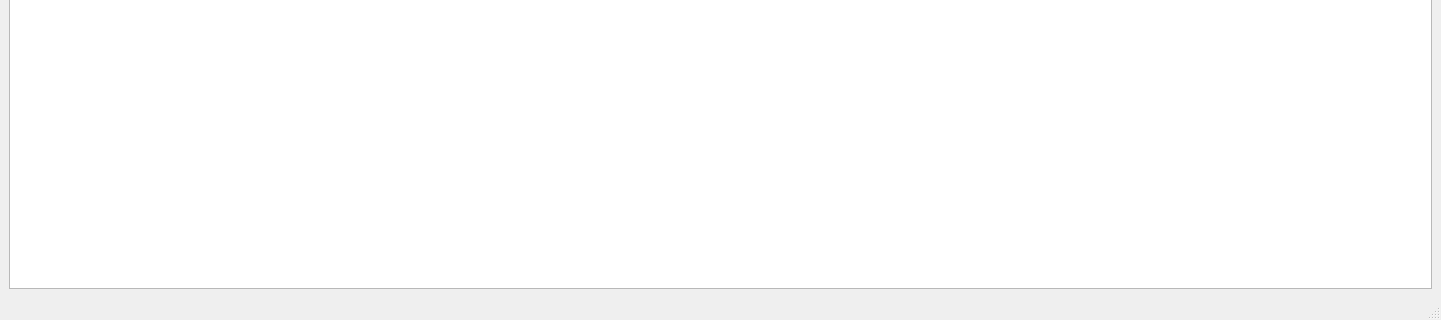
Old version of the form Kochbuch_GUI.ui in the repository WiemelerJo/Speiseplan; both pictures show x 0 to 1441 and y 235 to 555 of the 1441 by 555 pixel window.
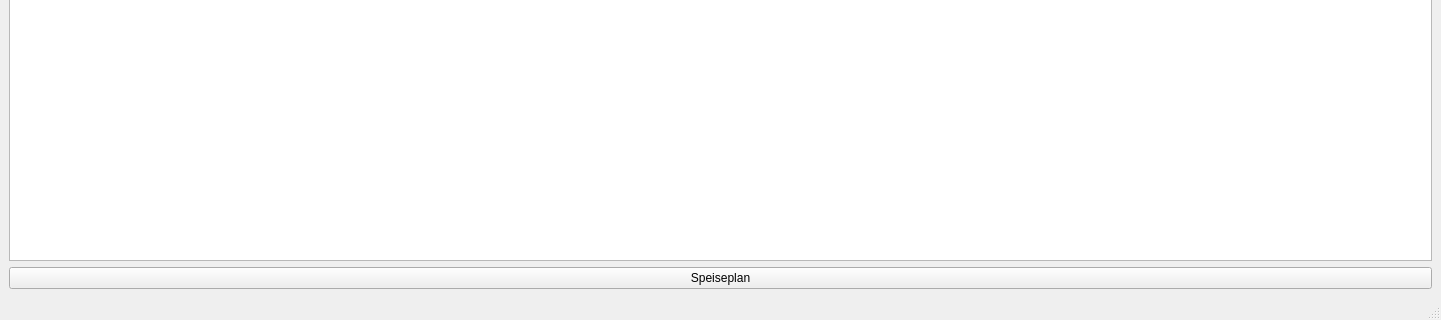
New version of the form.

Commit message: Added Dish Decision Process

```diff
--- a/Kochbuch_GUI.ui
+++ b/Kochbuch_GUI.ui
@@ -102,6 +102,13 @@
       </column>
      </widget>
     </item>
+    <item>
+     <widget class="QPushButton" name="button_plan">
+      <property name="text">
+       <string>Speiseplan</string>
+      </property>
+     </widget>
+    </item>
    </layout>
   </widget>
   <widget class="QMenuBar" name="menubar">
```
The commit also changes 2 other files.
